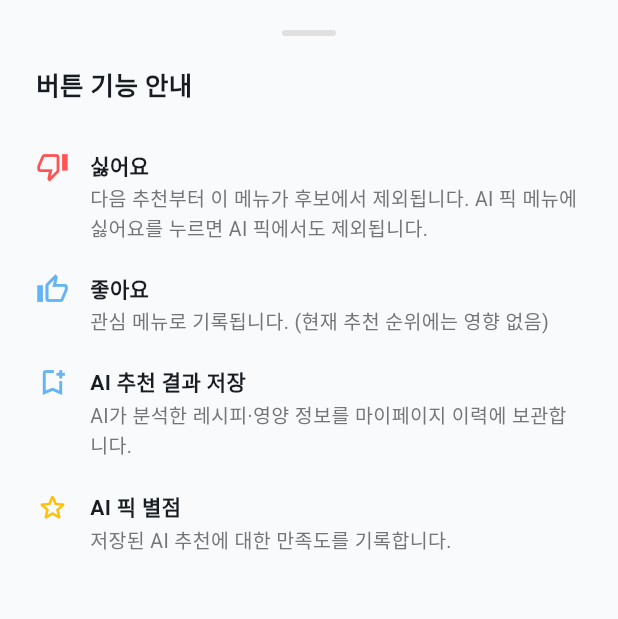
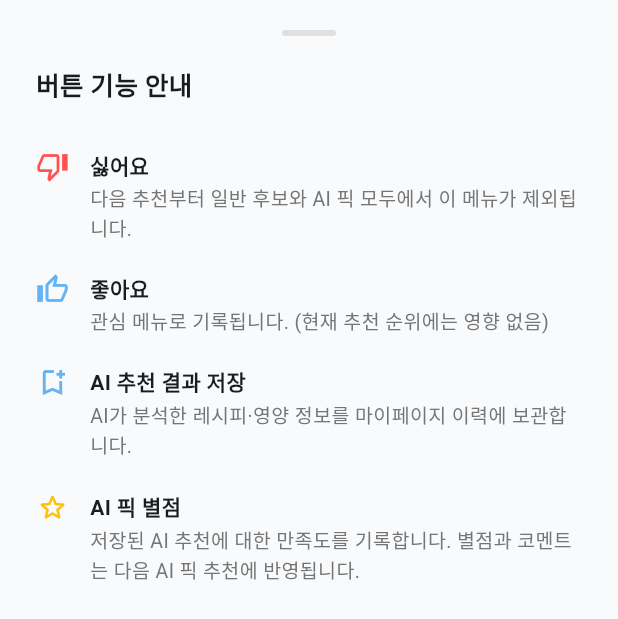
Before and after one commit to NUTRIAgent/knu-sw-cap-2026-1, a Flutter app: the _FeedbackGuideSheet widget shown alone on an empty page, opened directly, on a phone screen of 412 x 824 dp. Shown: the top 619 px of the screen. Run offline on Flutter 3.47's test engine with Material 3 defaults, Android fonts, the phone set to English and light mode, and no system bars; our stand-ins replace firebase_core, firebase_messaging, flutter_local_notifications, geocoding, geolocator, shared_preferences; accounts and stored records are empty; network calls fail.

Commit message:
fix: 기능 안내 문구 수정 — 싫어요 범위 명확화, AI픽 별점 반영 안내 추가 — #179
Co-Authored-By: Claude Sonnet 4.6 <noreply@anthropic.com>

```diff
--- a/flutter_app/lib/screens/recommendation_screen.dart
+++ b/flutter_app/lib/screens/recommendation_screen.dart
@@ -757,7 +757,7 @@ class _FeedbackGuideSheet extends StatelessWidget {
             icon: Icons.thumb_down_outlined,
             iconColor: Colors.redAccent,
             label: '싫어요',
-            description: '다음 추천부터 이 메뉴가 후보에서 제외됩니다. AI 픽 메뉴에 싫어요를 누르면 AI 픽에서도 제외됩니다.',
+            description: '다음 추천부터 일반 후보와 AI 픽 모두에서 이 메뉴가 제외됩니다.',
           ),
           _GuideRow(
             icon: Icons.thumb_up_outlined,
@@ -775,7 +775,7 @@ class _FeedbackGuideSheet extends StatelessWidget {
             icon: Icons.star_outline_rounded,
             iconColor: Colors.amber,
             label: 'AI 픽 별점',
-            description: '저장된 AI 추천에 대한 만족도를 기록합니다.',
+            description: '저장된 AI 추천에 대한 만족도를 기록합니다. 별점과 코멘트는 다음 AI 픽 추천에 반영됩니다.',
           ),
         ],
       ),
```
